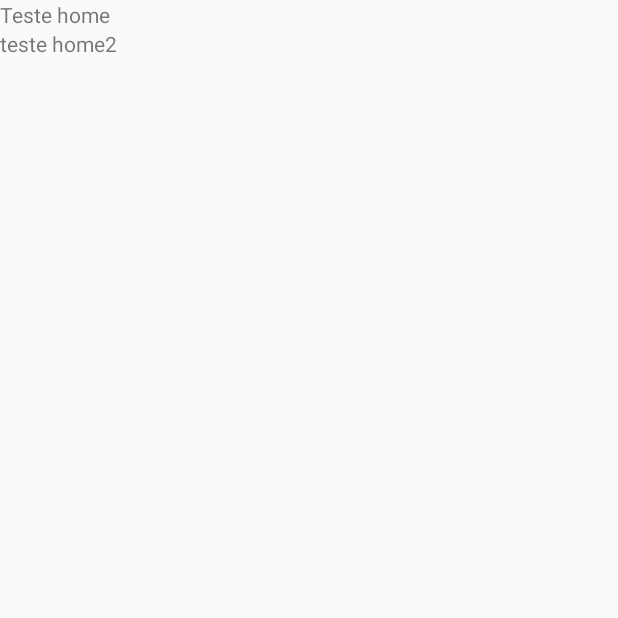
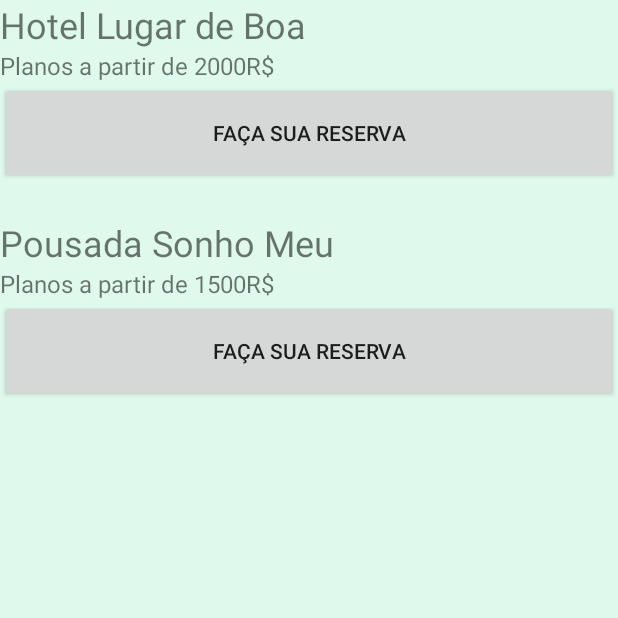
Before and after one commit to GuilhermeHagos/RefugioHotelsApp, an Android app: the homeActivity screen opened directly, with no data from a screen before it, on a phone screen of 412 x 824 dp, the top half of it. Before the commit the part shown is almost empty. Run offline under Robolectric (Android 15) with nearby library versions, the phone set to English and light mode, and no system bars.

Commit message:
Criando Home e alterando campos para inserir reserva

```diff
--- a/app/src/main/AndroidManifest.xml
+++ b/app/src/main/AndroidManifest.xml
@@ -9,7 +9,8 @@
         android:roundIcon="@mipmap/ic_launcher_round"
         android:supportsRtl="true"
         android:theme="@style/AppTheme">
-        <activity android:name=".Banco.FuncoesBanco"></activity>
+        <activity android:name=".ReservaActivity"></activity>
+        <activity android:name=".Banco.FuncoesBanco" />
         <activity android:name=".MainActivity">
             <intent-filter>
                 <action android:name="android.intent.action.MAIN" />
@@ -20,7 +21,6 @@
         <activity android:name=".cadastroUsuarioActivity" />
         <activity android:name=".loginUsarioActivity" />
         <activity android:name=".homeActivity" />
-
     </application>
 
 </manifest>
--- a/app/src/main/java/com/example/refugiohotelsapp/Banco/FuncoesBanco.java
+++ b/app/src/main/java/com/example/refugiohotelsapp/Banco/FuncoesBanco.java
@@ -126,7 +126,7 @@ public class FuncoesBanco extends AppCompatActivity {
         bd.delete("Reserva","idReserva = "+ reserva.getIdReserva(),null);
     }
     //Listar reserva, checar clausula para listar somente as reservas daquele usuario
-    public List<Reserva> ListarReserva(){
+    /*public List<Reserva> ListarReserva(){
         List<Reserva> list = new ArrayList<Reserva>();
         String[] colunas = new String[]{"idReserva","dataInicio","dataFim","quantidadeAdultos","quantidadeCriancas","valorReserva","metodoPagamento"};
 
@@ -165,6 +165,6 @@ public class FuncoesBanco extends AppCompatActivity {
             while(cursor.moveToNext());
         }
         return(list);
-    }
+    }*/
 
 }
--- a/app/src/main/java/com/example/refugiohotelsapp/homeActivity.java
+++ b/app/src/main/java/com/example/refugiohotelsapp/homeActivity.java
@@ -1,7 +1,9 @@
 package com.example.refugiohotelsapp;
 
 import android.app.Activity;
+import android.content.Intent;
 import android.os.Bundle;
+import android.view.View;
 import android.widget.Button;
 import android.widget.EditText;
 import android.widget.ImageView;
@@ -10,8 +12,14 @@ import android.widget.TextView;
 public class homeActivity extends Activity {
 
     private ImageView im;
+    private ImageView im3;
+    private ImageView im4;
     private TextView textview;
     private TextView textview2;
+    private TextView textview5;
+    private TextView textview6;
+    private TextView textview7;
+    private TextView textview8;
 
     protected void onCreate(Bundle savedInstanceState) {
         super.onCreate(savedInstanceState);
@@ -19,6 +27,42 @@ public class homeActivity extends Activity {
 
         im = (ImageView) findViewById(R.id.imageView);
         textview = (TextView) findViewById(R.id.textView);
-        textview = (TextView) findViewById(R.id.textView2);
+        textview2 = (TextView) findViewById(R.id.textView2);
+
+        im3 = (ImageView) findViewById(R.id.imageView3);
+        textview5 = (TextView) findViewById(R.id.textView5);
+        textview6 = (TextView) findViewById(R.id.textView6);
+
+        im4 = (ImageView) findViewById(R.id.imageView4);
+        textview7 = (TextView) findViewById(R.id.textView7);
+        textview8 = (TextView) findViewById(R.id.textView8);
+
+
+
+        final Button button = (Button) findViewById(R.id.button);
+        button.setOnClickListener(new View.OnClickListener() {
+            @Override
+            public void onClick(View v) {
+                Intent intent = new Intent(homeActivity.this, ReservaActivity.class);
+                startActivity(intent);
+            }
+        });
+        final Button button2 = (Button) findViewById(R.id.button2);
+        button2.setOnClickListener(new View.OnClickListener() {
+            @Override
+            public void onClick(View v) {
+                Intent intent = new Intent(homeActivity.this, ReservaActivity.class);
+                startActivity(intent);
+            }
+        });
+
+        final Button button3 = (Button) findViewById(R.id.button3);
+        button3.setOnClickListener(new View.OnClickListener() {
+            @Override
+            public void onClick(View v) {
+                Intent intent = new Intent(homeActivity.this, ReservaActivity.class);
+                startActivity(intent);
+            }
+        });
     }
 }
--- a/app/src/main/res/layout/activity_home.xml
+++ b/app/src/main/res/layout/activity_home.xml
@@ -4,7 +4,13 @@
     xmlns:tools="http://schemas.android.com/tools"
     android:layout_width="match_parent"
     android:layout_height="match_parent"
-    android:orientation="vertical">
+    android:orientation="vertical"
+    android:background="@color/verdeclaro">
+
+    <LinearLayout
+        android:layout_width="match_parent"
+        android:layout_height="145dp"
+        android:orientation="horizontal">
 
         <ImageView
             android:id="@+id/imageView"
@@ -12,15 +18,121 @@
             android:layout_height="wrap_content"
             tools:srcCompat="@tools:sample/avatars" />
 
+        <LinearLayout
+            android:layout_width="match_parent"
+            android:layout_height="129dp"
+            android:orientation="vertical">
+
+            <TextView
+                android:id="@+id/textView2"
+                android:layout_width="254dp"
+                android:layout_height="wrap_content"
+                android:text="Hotel Lugar de Boa"
+                android:textSize="24sp" />
+
             <TextView
                 android:id="@+id/textView"
                 android:layout_width="match_parent"
                 android:layout_height="wrap_content"
-        android:text="Teste home" />
+                android:text="Planos a partir de 2000R$"
+                android:textSize="16sp" />
+
+            <Button
+                android:id="@+id/button"
+                android:layout_width="match_parent"
+                android:layout_height="68dp"
+                android:text="Faça sua Reserva" />
+
+
+        </LinearLayout>
+
+    </LinearLayout>
+
+    <LinearLayout
+        android:layout_width="match_parent"
+        android:layout_height="148dp"
+        android:orientation="horizontal">
+
+        <ImageView
+            android:id="@+id/imageView3"
+            android:layout_width="wrap_content"
+            android:layout_height="wrap_content"
+            android:layout_weight="0"
+            tools:srcCompat="@tools:sample/avatars" />
+
+        <LinearLayout
+            android:layout_width="wrap_content"
+            android:layout_height="match_parent"
+            android:layout_weight="1"
+            android:orientation="vertical">
 
             <TextView
-        android:id="@+id/textView2"
+                android:id="@+id/textView5"
                 android:layout_width="match_parent"
                 android:layout_height="wrap_content"
-        android:text="teste home2" />
+                android:layout_weight="0"
+                android:text="Pousada Sonho Meu"
+                android:textSize="24sp"/>
+
+            <TextView
+                android:id="@+id/textView6"
+                android:layout_width="match_parent"
+                android:layout_height="wrap_content"
+                android:layout_weight="0"
+                android:text="Planos a partir de 1500R$"
+                android:textSize="16sp"/>
+
+            <Button
+                android:id="@+id/button2"
+                android:layout_width="match_parent"
+                android:layout_height="68dp"
+                android:text="Faça sua Reserva" />
         </LinearLayout>
+
+    </LinearLayout>
+
+    <LinearLayout
+        android:layout_width="match_parent"
+        android:layout_height="wrap_content"
+        android:orientation="horizontal">
+
+        <ImageView
+            android:id="@+id/imageView4"
+            android:layout_width="wrap_content"
+            android:layout_height="wrap_content"
+            android:layout_weight="0"
+            tools:srcCompat="@tools:sample/avatars" />
+
+        <LinearLayout
+            android:layout_width="wrap_content"
+            android:layout_height="match_parent"
+            android:layout_weight="1"
+            android:orientation="vertical">
+
+            <TextView
+                android:id="@+id/textView7"
+                android:layout_width="match_parent"
+                android:layout_height="wrap_content"
+                android:layout_weight="0"
+                android:text="Sítio Dream do Dream"
+                android:textSize="24sp" />
+
+            <TextView
+                android:id="@+id/textView8"
+                android:layout_width="match_parent"
+                android:layout_height="wrap_content"
+                android:layout_weight="0"
+                android:text="Planos a partir de 1500R$"
+                android:textSize="16sp"/>
+
+            <Button
+                android:id="@+id/button3"
+                android:layout_width="match_parent"
+                android:layout_height="68dp"
+                android:layout_weight="0"
+                android:text="Faça sua Reserva" />
+        </LinearLayout>
+
+    </LinearLayout>
+
+</LinearLayout>
--- a/app/src/main/res/values/colors.xml
+++ b/app/src/main/res/values/colors.xml
@@ -3,5 +3,5 @@
     <color name="colorPrimary">#6200EE</color>
     <color name="colorPrimaryDark">#3700B3</color>
     <color name="colorAccent">#03DAC5</color>
-    <color name ="verdeclaro">#89D9AD</color>
+    <color name ="verdeclaro">#DFF9EC</color>
 </resources>
```
Also changed, not shown: app/src/main/java/com/example/refugiohotelsapp/Entidades/Reserva.java (+14 -14 lines), app/src/main/java/com/example/refugiohotelsapp/ReservaActivity.java (added, +130 -0 lines), app/src/main/res/layout/activity_reserva.xml (added, +265 -0 lines). Lines whose indentation alone changed are shown as unchanged.
